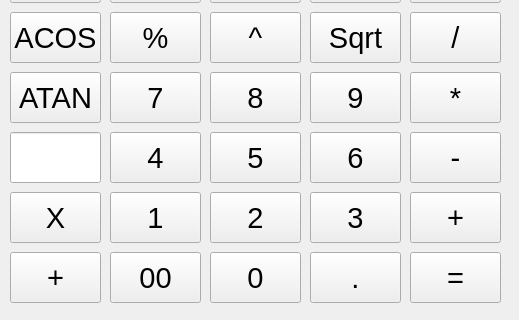
First picture: the form in src/Calc/mainwindow.ui, repository Aidahar/Calc_s21, before the edit; both pictures show x 0 to 519 and y 238 to 558 of the 519 by 558 pixel window.
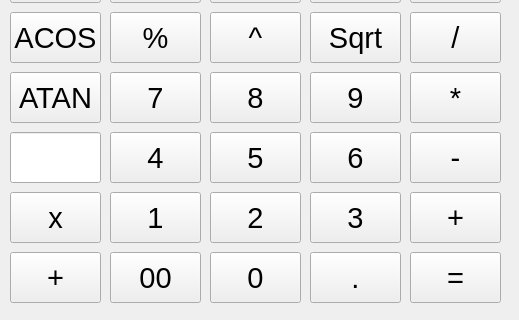
Second picture: the form after the edit. Icons and pictures are not drawn.

```diff
--- a/src/Calc/mainwindow.ui
+++ b/src/Calc/mainwindow.ui
@@ -875,7 +875,7 @@
      </font>
     </property>
     <property name="text">
-     <string>X</string>
+     <string>x</string>
     </property>
    </widget>
    <widget class="QPushButton" name="button_00">
```
